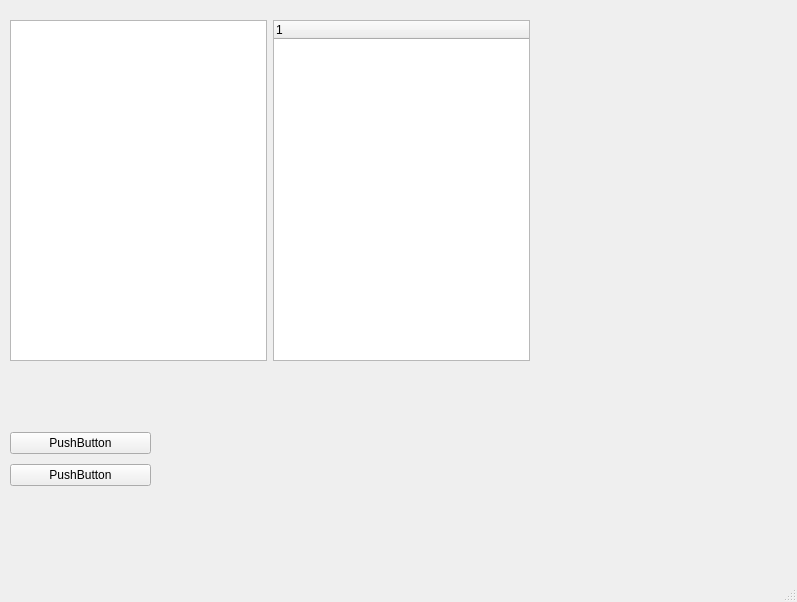
Before: the Qt Designer form Worksheet6/QT_first_project/mainwindow.ui in HarshalSaiKanumuri/2023_eeyhk3, drawn with Qt 5.
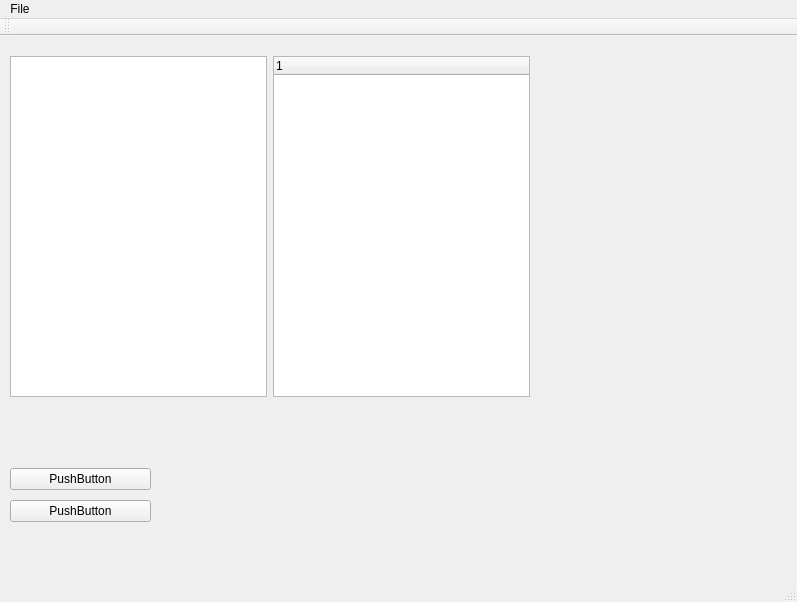
After: the same form once the commit is applied.

Commit message: Completed Exercise 6: Added Tool Bars and Menu Bars ... All working well

The edit to the form file:
```diff
--- a/Worksheet6/QT_first_project/mainwindow.ui
+++ b/Worksheet6/QT_first_project/mainwindow.ui
@@ -62,7 +62,7 @@
       <height>361</height>
      </rect>
     </property>
-    <widget class="QWidget" name="">
+    <widget class="QWidget" name="layoutWidget">
      <property name="geometry">
       <rect>
        <x>0</x>
@@ -97,8 +97,34 @@
      <height>21</height>
     </rect>
    </property>
+   <widget class="QMenu" name="menuFile">
+    <property name="title">
+     <string>File</string>
+    </property>
+    <addaction name="actionOpen_File"/>
+   </widget>
+   <addaction name="menuFile"/>
   </widget>
   <widget class="QStatusBar" name="statusBar"/>
+  <widget class="QToolBar" name="toolBar">
+   <property name="windowTitle">
+    <string>toolBar</string>
+   </property>
+   <attribute name="toolBarArea">
+    <enum>TopToolBarArea</enum>
+   </attribute>
+   <attribute name="toolBarBreak">
+    <bool>false</bool>
+   </attribute>
+  </widget>
+  <action name="actionOpen_File">
+   <property name="text">
+    <string>Open File</string>
+   </property>
+   <property name="menuRole">
+    <enum>QAction::NoRole</enum>
+   </property>
+  </action>
  </widget>
  <resources/>
  <connections/>
```
The commit also changes 22 other files.
